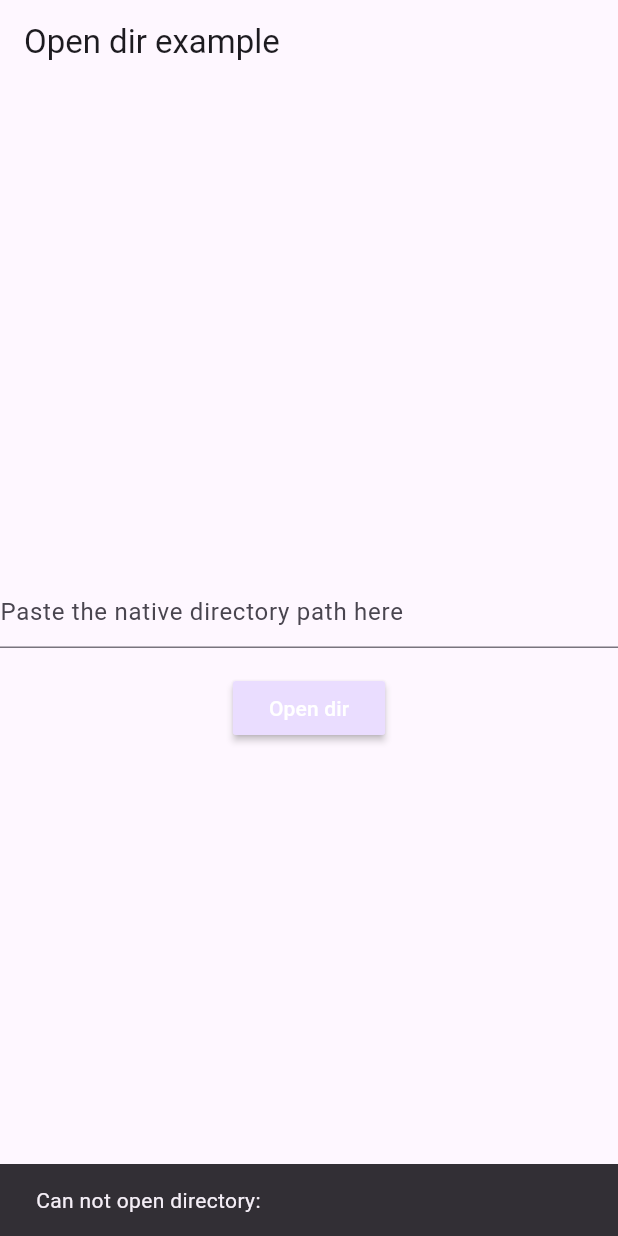
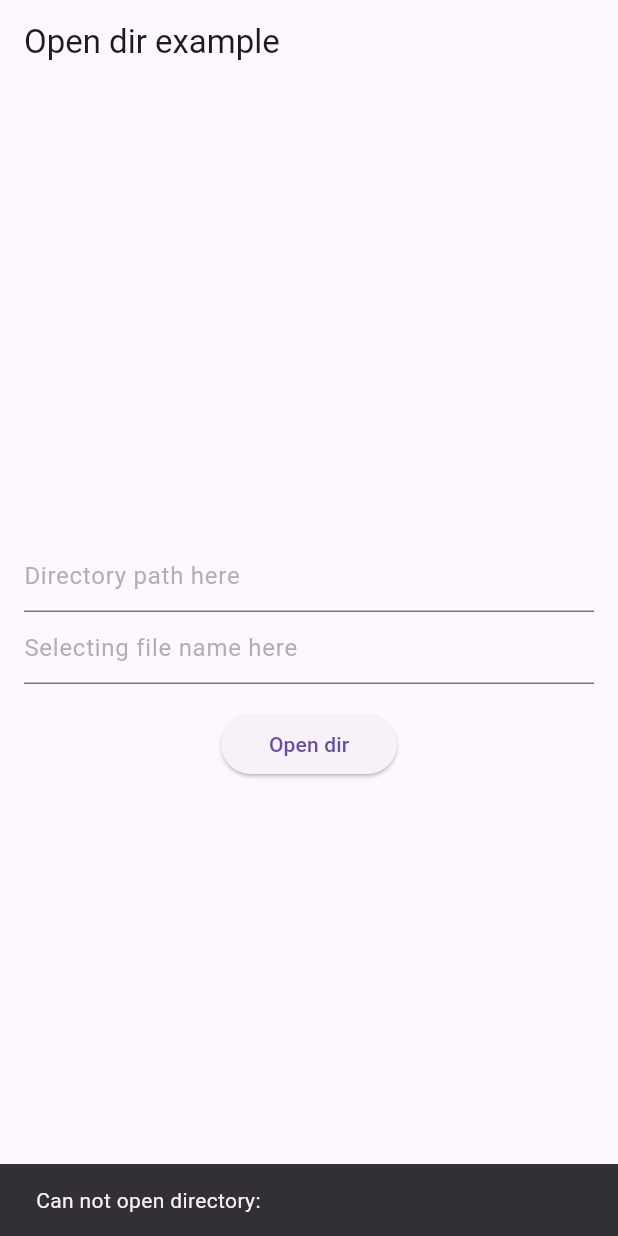
Before and after one commit to huynguyennovem/open_dir, a Flutter app: the screen it shows after launch, after a tap on "Open dir", on a phone screen of 412 x 824 dp. Run offline on Flutter 3.47's test engine with Material 3 defaults, Android fonts, the phone set to English and light mode, and no system bars; our stand-ins replace plugin_platform_interface.

Commit message:
add highlightedFileName on Linux

```diff
--- a/open_dir_linux/example/analysis_options.yaml
+++ b/open_dir_linux/example/analysis_options.yaml
@@ -13,8 +13,7 @@ linter:
   # The lint rules applied to this project can be customized in the
   # section below to disable rules from the `package:flutter_lints/flutter.yaml`
   # included above or to enable additional rules. A list of all available lints
-  # and their documentation is published at
-  # https://dart-lang.github.io/linter/lints/index.html.
+  # and their documentation is published at https://dart.dev/lints.
   #
   # Instead of disabling a lint rule for the entire project in the
   # section below, it can also be suppressed for a single line of code
--- a/open_dir_linux/example/lib/main.dart
+++ b/open_dir_linux/example/lib/main.dart
@@ -16,12 +16,14 @@ class MyApp extends StatefulWidget {
 class _MyAppState extends State<MyApp> {
   final _openDirPlugin = OpenDirLinux();
 
-  final _tfController = TextEditingController();
+  final _tfDirPathController = TextEditingController();
+  final _tfHighlightedFilenameController = TextEditingController();
   final _messengerKey = GlobalKey<ScaffoldMessengerState>();
 
   @override
   void dispose() {
-    _tfController.dispose();
+    _tfDirPathController.dispose();
+    _tfHighlightedFilenameController.dispose();
     super.dispose();
   }
 
@@ -34,36 +36,57 @@ class _MyAppState extends State<MyApp> {
           title: const Text('Open dir example'),
         ),
         body: Center(
+          child: Container(
+            margin: const EdgeInsets.symmetric(horizontal: 16.0),
             child: Column(
               mainAxisAlignment: MainAxisAlignment.center,
               children: [
                 TextField(
-                controller: _tfController,
-                decoration: const InputDecoration(
-                  hintText: 'Paste the native directory path here',
+                  controller: _tfDirPathController,
+                  decoration: InputDecoration(
+                    hintText: 'Directory path here',
+                    hintStyle: TextStyle(color: Colors.grey.withOpacity(0.8)),
+                  ),
+                ),
+                TextField(
+                  controller: _tfHighlightedFilenameController,
+                  decoration: InputDecoration(
+                    hintText: 'Selecting file name here',
+                    hintStyle: TextStyle(color: Colors.grey.withOpacity(0.8)),
                   ),
                 ),
                 const SizedBox(height: 16.0),
-              MaterialButton(
-                color: Theme.of(context).colorScheme.primaryContainer,
-                onPressed: () => _openNativeDirectory(_tfController.text),
+                ElevatedButton(
+                  onPressed: () => _openNativeDirectory(
+                    path: _tfDirPathController.text,
+                    highlightedFileName: _tfHighlightedFilenameController.text,
+                  ),
                   child: const Padding(
                     padding: EdgeInsets.all(8.0),
-                  child:
-                      Text('Open dir', style: TextStyle(color: Colors.white)),
+                    child: Text('Open dir'),
                   ),
                 ),
               ],
             ),
           ),
         ),
+      ),
     );
   }
 
-  _openNativeDirectory(String path) async {
+  _openNativeDirectory(
+      {required String path, String? highlightedFileName}) async {
     try {
-      final rs = await _openDirPlugin.openNativeDir(path: path);
+      final rs = await _openDirPlugin.openNativeDir(
+        path: path,
+        highlightedFileName: highlightedFileName,
+      );
       if (null != rs && rs) {
+        if (highlightedFileName != null && highlightedFileName.isNotEmpty) {
+          debugPrint(
+              'Opened file: $path with selecting file name: $highlightedFileName');
+          return;
+        }
         debugPrint('Opened directory: $path');
       } else if (null == rs || !rs) {
         debugPrint('Can not open directory: $path');
--- a/open_dir_linux/lib/open_dir_linux.dart
+++ b/open_dir_linux/lib/open_dir_linux.dart
@@ -10,10 +10,15 @@ class OpenDirLinux extends OpenDirPlatform {
   }
 
   @override
-  Future<bool?> openNativeDir({required String path}) async {
+  Future<bool?> openNativeDir({
+    required String path,
+    String? highlightedFileName,
+  }) async {
     try {
-      final result =
-          await _channel.invokeMethod<bool>('openNativeDir', {'path': path});
+      final result = await _channel.invokeMethod<bool>('openNativeDir', {
+        'path': path,
+        'highlightedFileName': highlightedFileName,
+      });
       return result;
     } on Exception catch (_) {
       return false;
--- a/open_dir_linux/pubspec.yaml
+++ b/open_dir_linux/pubspec.yaml
@@ -2,7 +2,7 @@ name: open_dir_linux
 description: Linux implementation of the open_dir plugin
 repository: https://github.com/huynguyennovem/open_dir/tree/main/open_dir_linux
 issue_tracker: https://github.com/huynguyennovem/open_dir/issues
-version: 0.0.1+2
+version: 0.0.2
 
 environment:
   sdk: '>=2.18.0 <4.0.0'
```
Also changed, not shown: open_dir_linux/example/pubspec.lock, open_dir_linux/pubspec.lock, 5 other files. Lines whose indentation alone changed are shown as unchanged.
